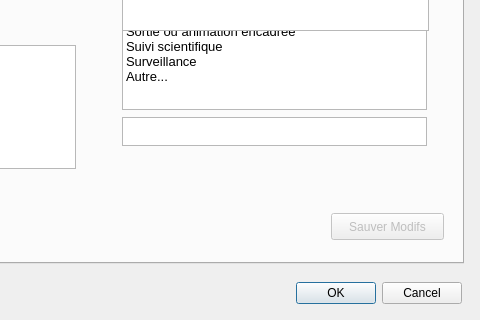
Qt form ui_bdtravaux_sortie.ui (VincentD/bdtravaux) before a commit; both pictures show x 332 to 812 and y 375 to 695 of the 812 by 695 pixel window.
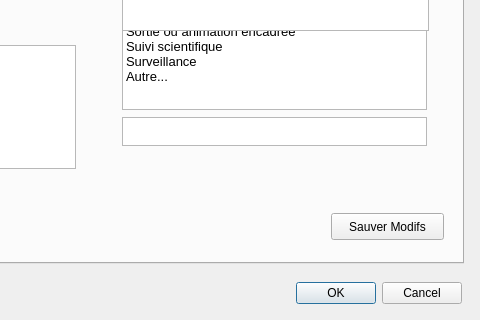
The same form after that commit. The open tabs and pages were chosen to show the change.

```diff
--- a/ui_bdtravaux_sortie.ui
+++ b/ui_bdtravaux_sortie.ui
@@ -1134,7 +1134,7 @@
     </widget>
     <widget class="QPushButton" name="pbt_savemodifs">
      <property name="enabled">
-      <bool>false</bool>
+      <bool>true</bool>
      </property>
      <property name="geometry">
       <rect>
```
Left out of the diff: 2 changed lines with no effect on the pictures.
